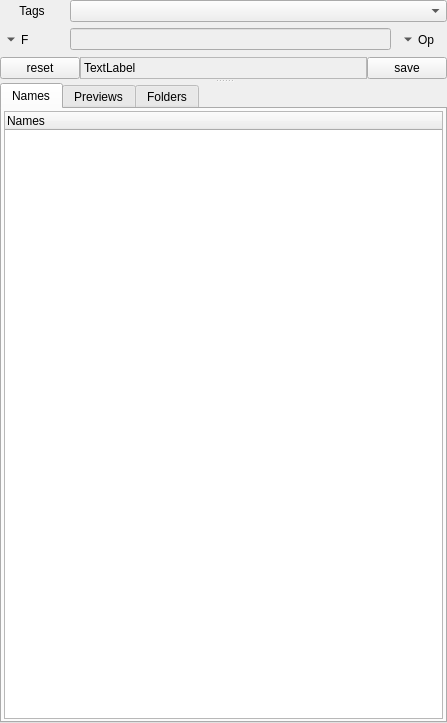
Before: the Qt Designer form src/listsdock.ui in fontmatrix/fontmatrix, drawn with Qt 5.
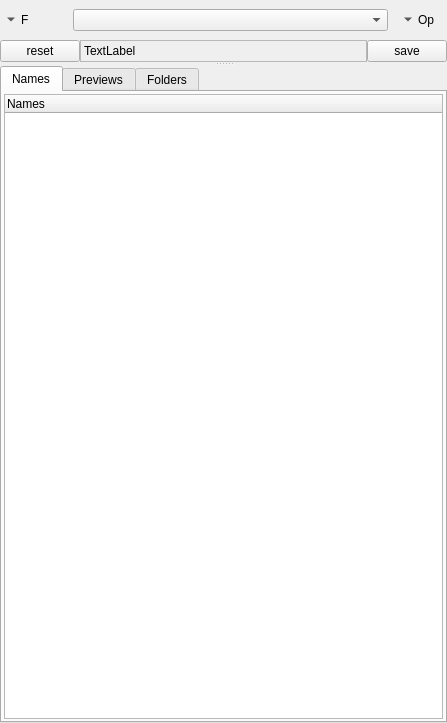
After: the same form once the commit is applied. Icons and pictures are not drawn. Custom widgets are drawn as their Qt base class.

Commit message: Fixed - tags filter is now a choice in filter field menu, it makes this part of the UI tighter and it was the occasion to make tags support operations.

Diff of the .ui file:
```diff
--- a/src/listsdock.ui
+++ b/src/listsdock.ui
@@ -38,33 +38,17 @@
       <enum>Qt::Vertical</enum>
      </property>
      <widget class="QWidget" native="1" name="widget" >
-      <layout class="QGridLayout" name="gridLayout" >
-       <item row="0" column="0" >
-        <layout class="QFormLayout" name="formLayout" >
+      <layout class="QGridLayout" name="gridLayout_4" >
          <item row="0" column="0" >
           <layout class="QVBoxLayout" name="verticalLayout_3" >
+         <property name="spacing" >
+          <number>0</number>
+         </property>
            <item>
-            <widget class="QLabel" name="label" >
-             <property name="sizePolicy" >
-              <sizepolicy vsizetype="Preferred" hsizetype="Expanding" >
-               <horstretch>0</horstretch>
-               <verstretch>0</verstretch>
-              </sizepolicy>
-             </property>
-             <property name="layoutDirection" >
-              <enum>Qt::LeftToRight</enum>
-             </property>
-             <property name="text" >
-              <string>Tags</string>
-             </property>
-             <property name="alignment" >
-              <set>Qt::AlignCenter</set>
-             </property>
-             <property name="buddy" >
-              <cstring>tagsCombo</cstring>
-             </property>
-            </widget>
-           </item>
+          <layout class="QHBoxLayout" name="horizontalLayout_2" >
+           <property name="spacing" >
+            <number>0</number>
+           </property>
            <item>
             <widget class="QToolButton" name="fieldButton" >
              <property name="sizePolicy" >
@@ -115,11 +99,20 @@
              </property>
             </widget>
            </item>
-          </layout>
-         </item>
-         <item row="0" column="1" >
-          <layout class="QVBoxLayout" name="verticalLayout_4" >
            <item>
+            <widget class="QStackedWidget" name="filterValueStack" >
+             <property name="sizePolicy" >
+              <sizepolicy vsizetype="Fixed" hsizetype="Preferred" >
+               <horstretch>0</horstretch>
+               <verstretch>0</verstretch>
+              </sizepolicy>
+             </property>
+             <property name="currentIndex" >
+              <number>0</number>
+             </property>
+             <widget class="QWidget" name="page" >
+              <layout class="QGridLayout" name="gridLayout_2" >
+               <item row="0" column="0" >
             <widget class="QComboBox" name="tagsCombo" >
              <property name="sizePolicy" >
               <sizepolicy vsizetype="Fixed" hsizetype="Expanding" >
@@ -138,9 +131,11 @@
              </property>
             </widget>
            </item>
-           <item>
-            <layout class="QHBoxLayout" name="horizontalLayout_2" >
-             <item>
+              </layout>
+             </widget>
+             <widget class="QWidget" name="page_2" >
+              <layout class="QGridLayout" name="gridLayout" >
+               <item row="0" column="0" >
               <widget class="QLineEdit" name="searchString" >
                <property name="enabled" >
                 <bool>false</bool>
@@ -153,6 +148,10 @@
                </property>
               </widget>
              </item>
+              </layout>
+             </widget>
+            </widget>
+           </item>
              <item>
               <widget class="QToolButton" name="operationButton" >
                <property name="text" >
@@ -174,11 +173,7 @@
              </item>
             </layout>
            </item>
-          </layout>
-         </item>
-        </layout>
-       </item>
-       <item row="1" column="0" >
+         <item>
         <layout class="QHBoxLayout" name="horizontalLayout" >
          <property name="spacing" >
           <number>0</number>
@@ -298,6 +293,8 @@
         </layout>
        </item>
       </layout>
+       </item>
+      </layout>
      </widget>
      <widget class="QTabWidget" name="tabWidget" >
       <property name="sizePolicy" >
```
Left out of the diff: 1 changed line with no effect on the pictures. Lines whose indentation alone changed are shown as unchanged. The commit also changes 5 other files.
